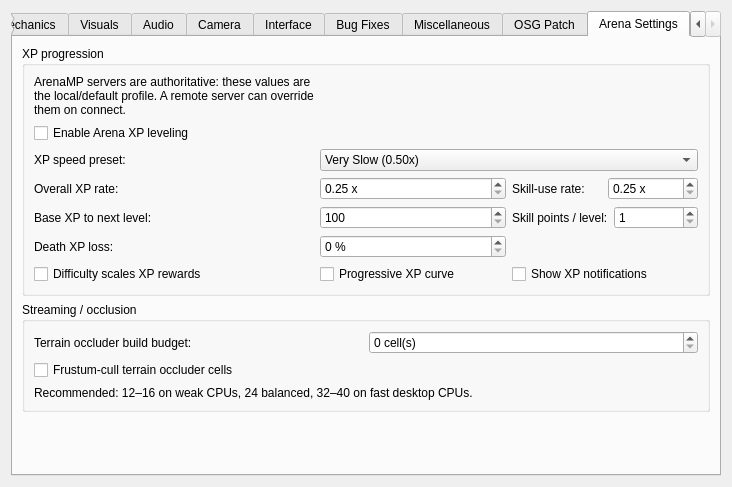
Before: the Qt Designer form files/ui/advancedpage.ui in pporsilkde/AMP, drawn with Qt 5.
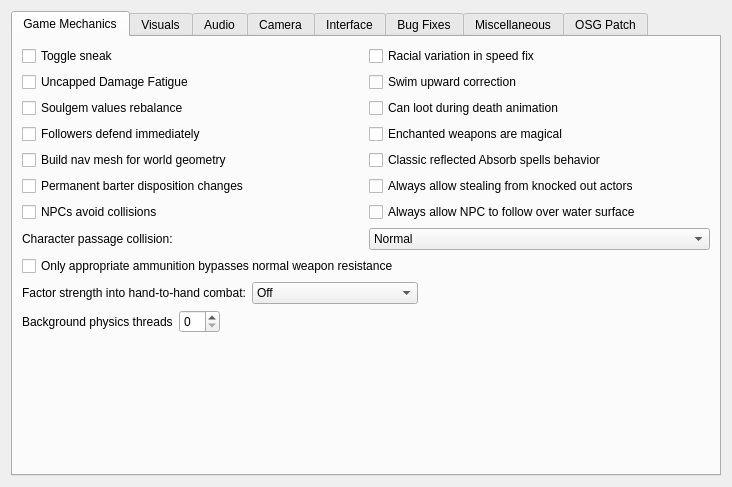
After: the same form once the commit is applied. The open tabs and pages were chosen to show the change.

Patch:
```diff
--- a/files/ui/advancedpage.ui
+++ b/files/ui/advancedpage.ui
@@ -1670,298 +1670,6 @@
        </item>
       </layout>
      </widget>
-     <widget class="QWidget" name="ArenaSettings">
-      <attribute name="title">
-       <string>Arena Settings</string>
-      </attribute>
-      <layout class="QVBoxLayout" name="arenaSettingsLayout">
-       <item>
-        <widget class="QGroupBox" name="xpLevelingGroupBox">
-         <property name="title">
-          <string>XP progression</string>
-         </property>
-         <layout class="QGridLayout" name="xpLevelingLayout">
-          <item row="0" column="0" colspan="1">
-           <widget class="QLabel" name="xpAuthorityLabel">
-            <property name="text">
-             <string>ArenaMP servers are authoritative: these values are the local/default profile. A remote server can override them on connect.</string>
-            </property>
-            <property name="wordWrap">
-             <bool>true</bool>
-            </property>
-           </widget>
-          </item>
-          <item row="1" column="0" colspan="3">
-           <widget class="QCheckBox" name="xpLevelingEnabledCheckBox">
-            <property name="text">
-             <string>Enable Arena XP leveling</string>
-            </property>
-           </widget>
-          </item>
-          <item row="2" column="0">
-           <widget class="QLabel" name="xpRatePresetLabel">
-            <property name="text">
-             <string>XP speed preset:</string>
-            </property>
-           </widget>
-          </item>
-          <item row="2" column="1" colspan="2">
-           <widget class="QComboBox" name="xpRatePresetComboBox">
-            <property name="toolTip">
-             <string>Convenience profile for the overall XP multiplier. Custom is selected automatically when you enter another value.</string>
-            </property>
-            <item>
-             <property name="text">
-              <string>Very Slow (0.50x)</string>
-             </property>
-            </item>
-            <item>
-             <property name="text">
-              <string>Slow (0.75x)</string>
-             </property>
-            </item>
-            <item>
-             <property name="text">
-              <string>Normal (1.00x)</string>
-             </property>
-            </item>
-            <item>
-             <property name="text">
-              <string>Fast (1.50x)</string>
-             </property>
-            </item>
-            <item>
-             <property name="text">
-              <string>Very Fast (2.00x)</string>
-             </property>
-            </item>
-            <item>
-             <property name="text">
-              <string>Custom</string>
-             </property>
-            </item>
-           </widget>
-          </item>
-          <item row="3" column="0">
-           <widget class="QLabel" name="xpGainMultiplierLabel">
-            <property name="text">
-             <string>Overall XP rate:</string>
-            </property>
-           </widget>
-          </item>
-          <item row="3" column="1">
-           <widget class="QDoubleSpinBox" name="xpGainMultiplierSpinBox">
-            <property name="minimum">
-             <double>0.25</double>
-            </property>
-            <property name="maximum">
-             <double>4.0</double>
-            </property>
-            <property name="singleStep">
-             <double>0.05</double>
-            </property>
-            <property name="decimals">
-             <number>2</number>
-            </property>
-            <property name="suffix">
-             <string> x</string>
-            </property>
-           </widget>
-          </item>
-          <item row="3" column="2">
-           <layout class="QHBoxLayout" name="skillXpRateLayout">
-            <item>
-             <widget class="QLabel" name="skillXpMultiplierLabel">
-              <property name="text">
-               <string>Skill-use rate:</string>
-              </property>
-             </widget>
-            </item>
-            <item>
-             <widget class="QDoubleSpinBox" name="skillXpMultiplierSpinBox">
-              <property name="minimum">
-               <double>0.25</double>
-              </property>
-              <property name="maximum">
-               <double>4.0</double>
-              </property>
-              <property name="singleStep">
-               <double>0.05</double>
-              </property>
-              <property name="decimals">
-               <number>2</number>
-              </property>
-              <property name="suffix">
-               <string> x</string>
-              </property>
-              <property name="toolTip">
-               <string>Additional multiplier only for XP generated from normal skill-use actions.</string>
-              </property>
-             </widget>
-            </item>
-           </layout>
-          </item>
-          <item row="4" column="0">
-           <widget class="QLabel" name="baseXpToLevelLabel">
-            <property name="text">
-             <string>Base XP to next level:</string>
-            </property>
-           </widget>
-          </item>
-          <item row="4" column="1">
-           <widget class="QSpinBox" name="baseXpToLevelSpinBox">
-            <property name="minimum">
-             <number>100</number>
-            </property>
-            <property name="maximum">
-             <number>10000</number>
-            </property>
-            <property name="singleStep">
-             <number>100</number>
-            </property>
-           </widget>
-          </item>
-          <item row="4" column="2">
-           <layout class="QHBoxLayout" name="skillPointsLayout">
-            <item>
-             <widget class="QLabel" name="skillPointsPerLevelLabel">
-              <property name="text">
-               <string>Skill points / level:</string>
-              </property>
-             </widget>
-            </item>
-            <item>
-             <widget class="QSpinBox" name="skillPointsPerLevelSpinBox">
-              <property name="minimum">
-               <number>1</number>
-              </property>
-              <property name="maximum">
-               <number>50</number>
-              </property>
-             </widget>
-            </item>
-           </layout>
-          </item>
-          <item row="5" column="0">
-           <widget class="QLabel" name="deathXpLossLabel">
-            <property name="text">
-             <string>Death XP loss:</string>
-            </property>
-           </widget>
-          </item>
-          <item row="5" column="1">
-           <widget class="QDoubleSpinBox" name="deathXpLossSpinBox">
-            <property name="minimum">
-             <double>0.0</double>
-            </property>
-            <property name="maximum">
-             <double>100.0</double>
-            </property>
-            <property name="singleStep">
-             <double>5.0</double>
-            </property>
-            <property name="decimals">
-             <number>0</number>
-            </property>
-            <property name="suffix">
-             <string> %</string>
-            </property>
-           </widget>
-          </item>
-          <item row="6" column="0">
-           <widget class="QCheckBox" name="difficultyXpScalingCheckBox">
-            <property name="text">
-             <string>Difficulty scales XP rewards</string>
-            </property>
-           </widget>
-          </item>
-          <item row="6" column="1">
-           <widget class="QCheckBox" name="progressiveXpCurveCheckBox">
-            <property name="text">
-             <string>Progressive XP curve</string>
-            </property>
-           </widget>
-          </item>
-          <item row="6" column="2">
-           <widget class="QCheckBox" name="showXpNotificationsCheckBox">
-            <property name="text">
-             <string>Show XP notifications</string>
-            </property>
-           </widget>
-          </item>
-         </layout>
-        </widget>
-       </item>
-       <item>
-        <widget class="QGroupBox" name="arenaOptimizationGroupBox">
-         <property name="title">
-          <string>Streaming / occlusion</string>
-         </property>
-         <layout class="QGridLayout" name="arenaOptimizationLayout">
-          <item row="0" column="0">
-           <widget class="QLabel" name="occlusionTerrainBudgetLabel">
-            <property name="text">
-             <string>Terrain occluder build budget:</string>
-            </property>
-           </widget>
-          </item>
-          <item row="0" column="1">
-           <widget class="QSpinBox" name="occlusionTerrainBudgetSpinBox">
-            <property name="minimum">
-             <number>0</number>
-            </property>
-            <property name="maximum">
-             <number>128</number>
-            </property>
-            <property name="singleStep">
-             <number>4</number>
-            </property>
-            <property name="suffix">
-             <string> cell(s)</string>
-            </property>
-            <property name="toolTip">
-             <string>Maximum newly decoded LAND cells per terrain-occluder rebuild. 0 builds the whole region at once; lower values reduce cell-transition spikes.</string>
-            </property>
-           </widget>
-          </item>
-          <item row="1" column="0" colspan="2">
-           <widget class="QCheckBox" name="occlusionTerrainFrustumCullCheckBox">
-            <property name="text">
-             <string>Frustum-cull terrain occluder cells</string>
-            </property>
-            <property name="toolTip">
-             <string>Skip cached terrain occluder cells outside the camera side planes before software rasterization. Recommended on all presets.</string>
-            </property>
-           </widget>
-          </item>
-          <item row="2" column="0" colspan="2">
-           <widget class="QLabel" name="occlusionTerrainBudgetHintLabel">
-            <property name="text">
-             <string>Recommended: 12–16 on weak CPUs, 24 balanced, 32–40 on fast desktop CPUs.</string>
-            </property>
-            <property name="wordWrap">
-             <bool>true</bool>
-            </property>
-           </widget>
-          </item>
-         </layout>
-        </widget>
-       </item>
-       <item>
-        <spacer name="arenaSettingsVerticalSpacer">
-         <property name="orientation">
-          <enum>Qt::Vertical</enum>
-         </property>
-         <property name="sizeHint" stdset="0">
-          <size>
-           <width>20</width>
-           <height>40</height>
-          </size>
-         </property>
-        </spacer>
-       </item>
-      </layout>
-     </widget>
     </widget>
    </item>
   </layout>
```
